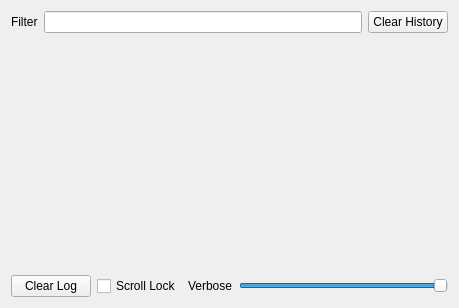
First picture: the form in qdevicemonitor/DeviceWidget.ui, repository alopatindev/qdevicemonitor, before the edit.
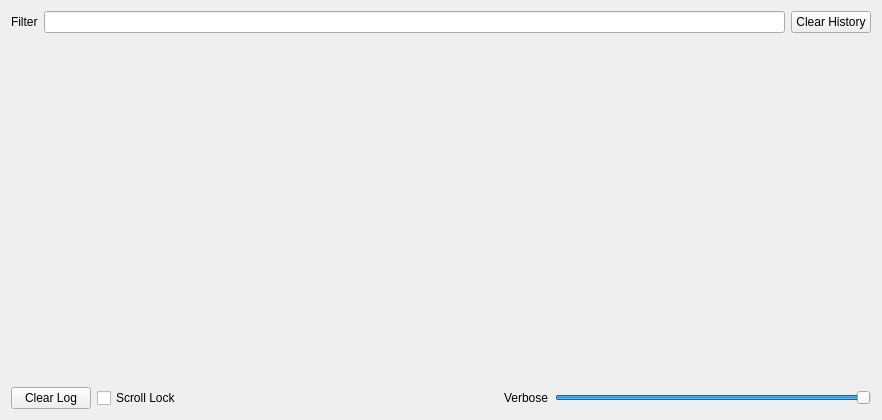
Second picture: the form after the edit.

Diff of the .ui file:
```diff
--- a/qdevicemonitor/DeviceWidget.ui
+++ b/qdevicemonitor/DeviceWidget.ui
@@ -6,8 +6,8 @@
    <rect>
     <x>0</x>
     <y>0</y>
-    <width>459</width>
-    <height>308</height>
+    <width>882</width>
+    <height>420</height>
    </rect>
   </property>
   <property name="windowTitle">
@@ -73,6 +73,19 @@
        </property>
       </widget>
      </item>
+     <item>
+      <spacer name="horizontalSpacer">
+       <property name="orientation">
+        <enum>Qt::Horizontal</enum>
+       </property>
+       <property name="sizeHint" stdset="0">
+        <size>
+         <width>40</width>
+         <height>20</height>
+        </size>
+       </property>
+      </spacer>
+     </item>
      <item>
       <widget class="QLabel" name="label_2">
        <property name="text">
```
Left out of the diff: 4 changed lines with no effect on the pictures.
